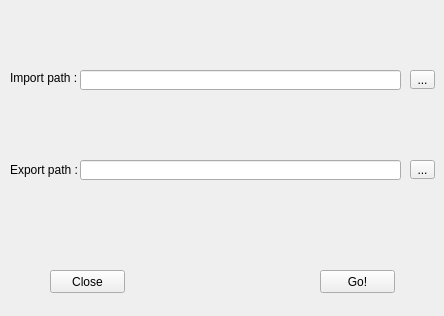
This is PhotoSync.ui in julianBustillos/PhotoSync as Qt 5 draws it before an edit. The edited form follows.
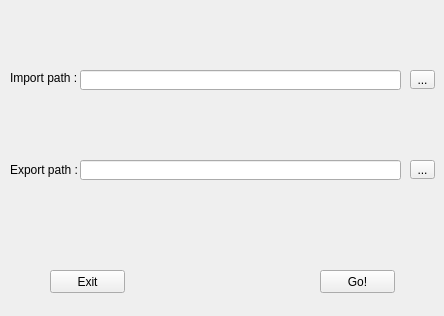
This is the edited form.

Patch:
```diff
--- a/PhotoSync.ui
+++ b/PhotoSync.ui
@@ -24,7 +24,7 @@
      </rect>
     </property>
     <property name="text">
-     <string>Close</string>
+     <string>Exit</string>
     </property>
    </widget>
    <widget class="QPushButton" name="positivePushButton">
```
